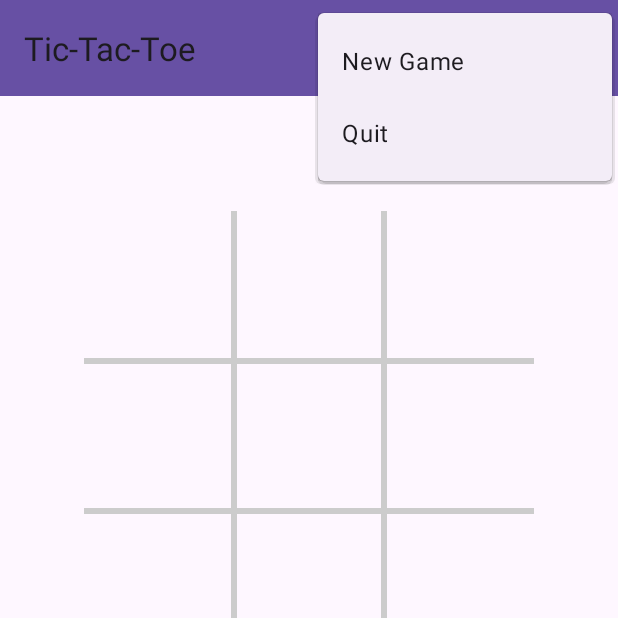
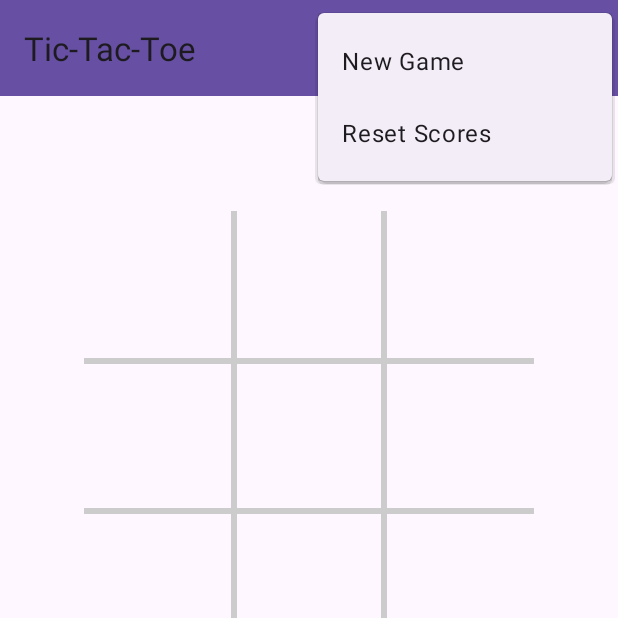
Before and after one commit to jbbenavidesr/AndroidTicTacToe, an Android app: the screen it shows after launch (MainActivity), with the options menu open, on a phone screen of 412 x 824 dp, the top half of it. Run offline under Robolectric (Android 15) with nearby library versions, the phone set to English and light mode, and no system bars.

```diff
--- a/app/src/main/res/menu/options_menu.xml
+++ b/app/src/main/res/menu/options_menu.xml
@@ -3,7 +3,7 @@
     <item android:id="@+id/new_game"
         android:title="New Game"
         android:icon="@drawable/restart" />
-    <item android:id="@+id/quit"
-        android:title="Quit"
+    <item android:id="@+id/reset_scores"
+        android:title="Reset Scores"
         android:icon="@drawable/quit" />
 </menu>
```
Also changed, not shown: app/src/main/java/co/edu/unal/tictactoe/MainActivity.kt (+27 -13 lines).
